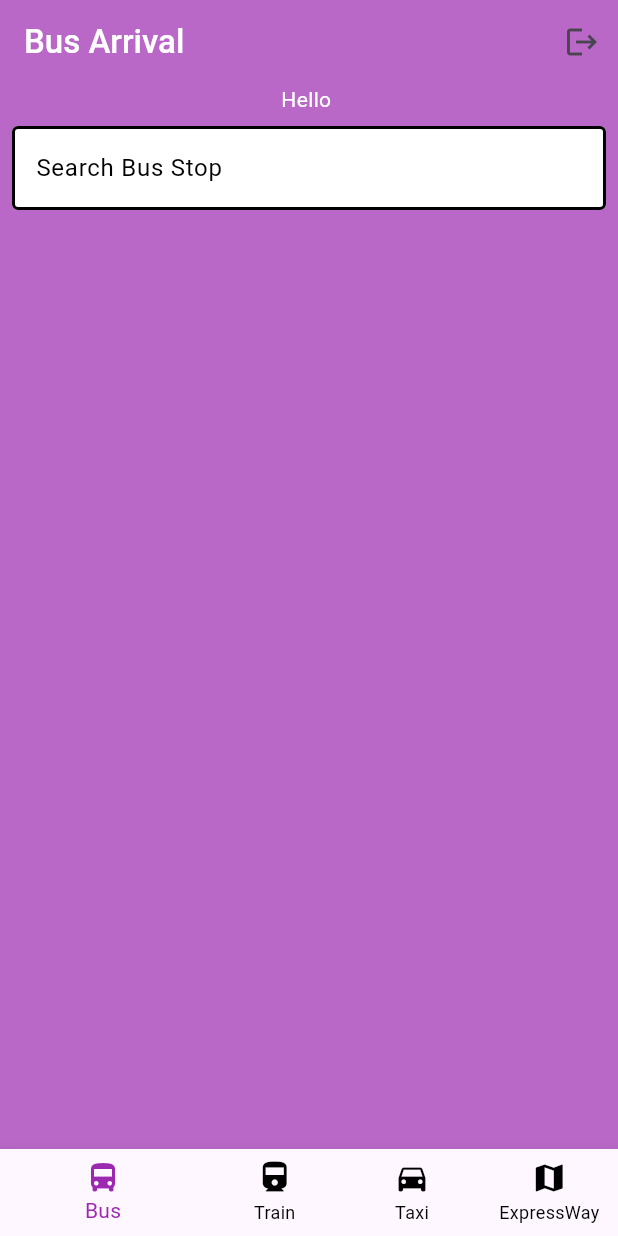
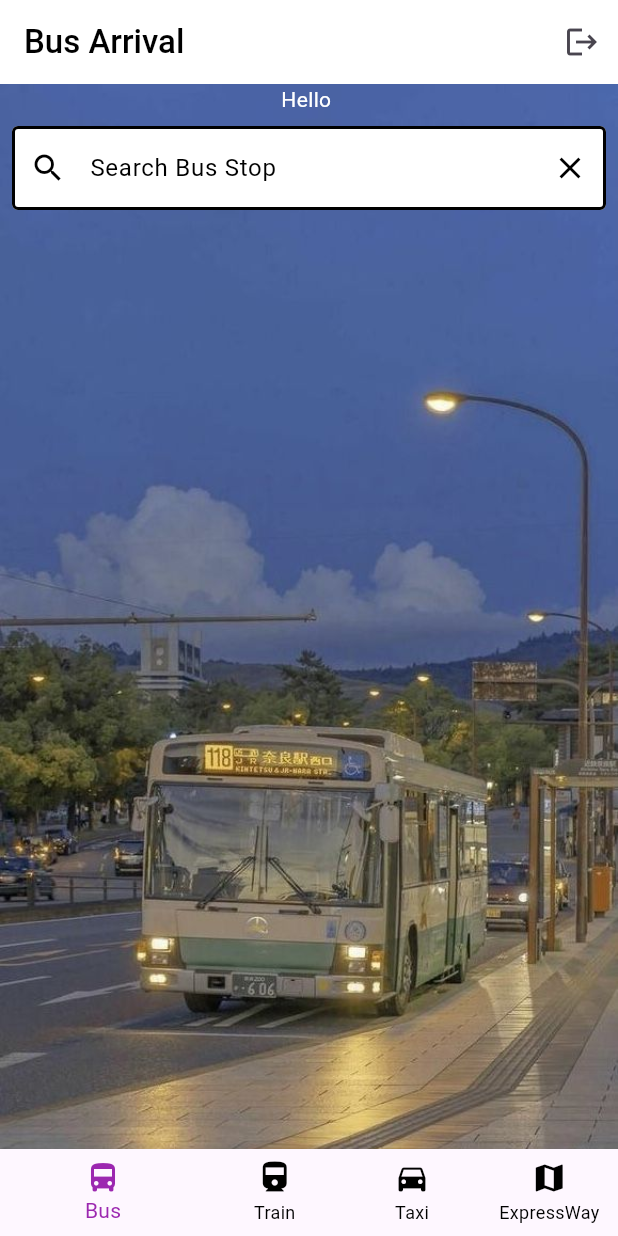
Before and after one commit to weebslayer123/sgtransport, a Flutter app: the screen it shows once a user with an empty profile is signed in, item 2 of the bottom bar chosen, on a phone screen of 412 x 824 dp. Run offline on Flutter 3.47's test engine with Material 3 defaults, Android fonts, the light colour scheme and no system bars; our stand-ins replace cloud_firestore, firebase_auth, firebase_core, flutter_typeahead, geolocator; missing offline and left inert: firebase_ui_auth; accounts and stored records are empty; network calls fail.

Commit message:
Pj bus ui 4

```diff
--- a/lib/screens/bus_screen.dart
+++ b/lib/screens/bus_screen.dart
@@ -188,9 +188,8 @@ class _BusScreenState extends State<BusScreen> {
           title: Text('Bus Arrival',
               style: TextStyle(
                   fontWeight: FontWeight.w500,
-                  color: Colors.white)), // Set AppBar text color to white
-          backgroundColor:
-              Colors.purple[300], // Set AppBar background color to black
+                  color: Colors.black)), // Set AppBar text color to white
+          backgroundColor: Colors.white, // Set AppBar background color to black
           actions: [
             IconButton(
               onPressed: () {
@@ -201,9 +200,18 @@ class _BusScreenState extends State<BusScreen> {
             ),
           ],
         ),
-        body: Container(
-          color: Colors.purple[300], // Set background color to black
-          child: Column(
+        body: Stack(
+          children: [
+            Container(
+              decoration: BoxDecoration(
+                image: DecorationImage(
+                  image: AssetImage(
+                      'images/City Bus Aesthetic.jpeg'), // Replace with your image path
+                  fit: BoxFit.cover,
+                ),
+              ),
+            ),
+            Column(
               children: [
                 Text(
                   'Hello ${auth.currentUser?.displayName}',
@@ -218,9 +226,8 @@ class _BusScreenState extends State<BusScreen> {
                         return const Iterable<BusStop>.empty();
                       }
                       return _allBusStops.where((BusStop busStop) {
-                      return busStop.description
-                              .toLowerCase()
-                              .contains(textEditingValue.text.toLowerCase()) ||
+                        return busStop.description.toLowerCase().contains(
+                                textEditingValue.text.toLowerCase()) ||
                             busStop.roadName
                                 .toLowerCase()
                                 .contains(textEditingValue.text.toLowerCase());
@@ -250,8 +257,8 @@ class _BusScreenState extends State<BusScreen> {
                               Colors.white, // Set background color to white
                           labelText: 'Search Bus Stop',
                           labelStyle: TextStyle(
-                            color:
-                                Colors.black), // Set label text color to black
+                              color: Colors
+                                  .black), // Set label text color to black
                           border: OutlineInputBorder(
                             borderSide: BorderSide(
                                 color: Colors.black,
@@ -267,6 +274,17 @@ class _BusScreenState extends State<BusScreen> {
                                 color: Colors.black,
                                 width: 2.0), // Make the outline bolder
                           ),
+                          prefixIcon: Icon(Icons.search, color: Colors.black),
+                          suffixIcon: IconButton(
+                            icon: Icon(Icons.clear, color: Colors.black),
+                            onPressed: () {
+                              _searchController.clear();
+                              setState(() {
+                                _selectedBusStop = null;
+                                _busArrivals = [];
+                              });
+                            },
+                          ),
                         ),
                       );
                     },
@@ -280,13 +298,19 @@ class _BusScreenState extends State<BusScreen> {
                       child: Column(
                         crossAxisAlignment: CrossAxisAlignment.start,
                         children: [
-                        Text(
+                          Container(
+                            child: Text(
                               '${_selectedBusStop!.busStopCode} - ${_selectedBusStop!.description}',
-                          style: TextStyle(color: Colors.white, fontSize: 16),
+                              style:
+                                  TextStyle(color: Colors.white, fontSize: 16),
                             ),
-                        Text(
+                          ),
+                          Container(
+                            child: Text(
                               _selectedBusStop!.roadName,
-                          style: TextStyle(color: Colors.white70, fontSize: 14),
+                              style: TextStyle(
+                                  color: Colors.white70, fontSize: 14),
+                            ),
                           ),
                         ],
                       ),
@@ -303,8 +327,13 @@ class _BusScreenState extends State<BusScreen> {
                       itemCount: _busArrivals.length,
                       itemBuilder: (context, index) {
                         BusArrival arrival = _busArrivals[index];
-                      return Card(
-                        color: Colors.white,
+                        return Container(
+                          decoration: BoxDecoration(
+                            color: Colors.white
+                                .withOpacity(0.8), // Translucent background
+                            borderRadius: BorderRadius.circular(8.0),
+                          ),
+                          margin: const EdgeInsets.symmetric(vertical: 4.0),
                           child: Padding(
                             padding: const EdgeInsets.all(8.0),
                             child: Column(
@@ -369,6 +398,7 @@ class _BusScreenState extends State<BusScreen> {
                 ],
               ],
             ),
+          ],
         ),
         bottomNavigationBar: MyBottomNavigationBar(selectedIndexNavBar: 0),
       ),
```
Also changed, not shown: images/City Bus Aesthetic.jpeg (added). Lines whose indentation alone changed are shown as unchanged.
